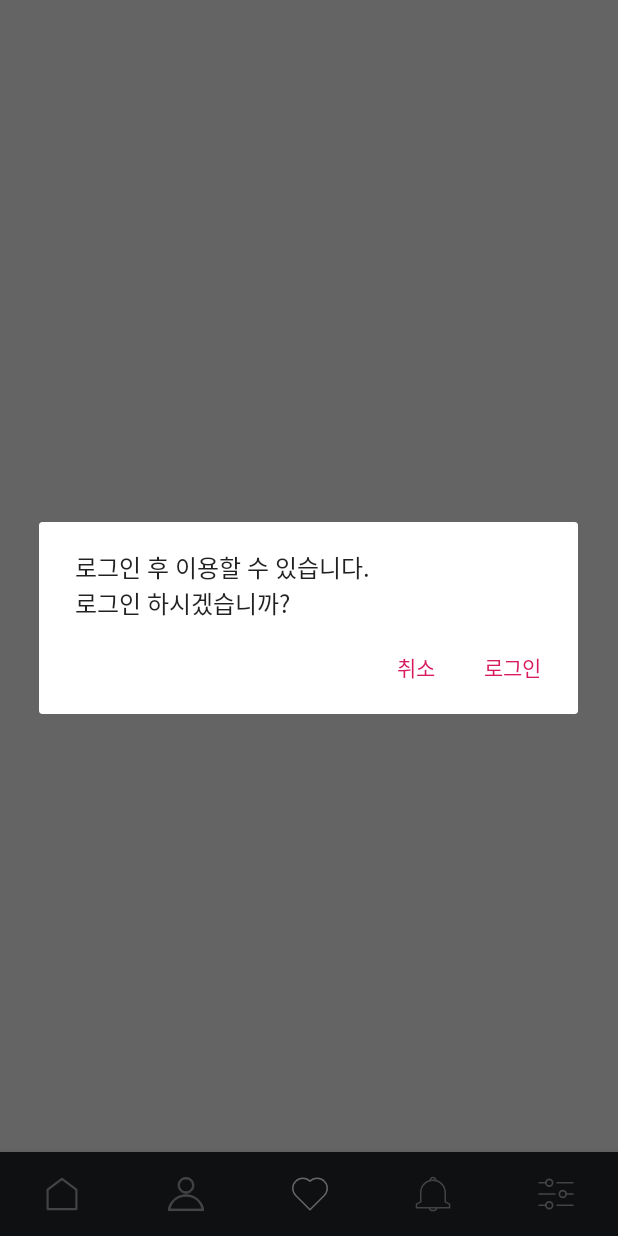
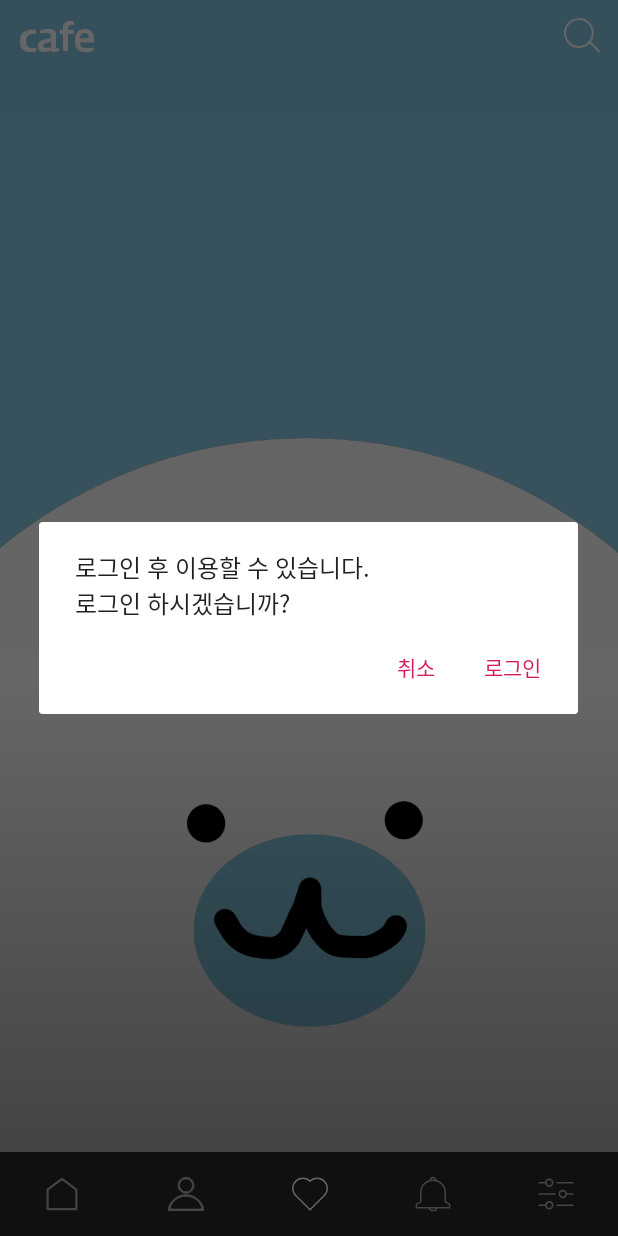
Before and after one commit to Ssioo/daum_cafe_mock_android_sio, an Android app: the fragment HomeFragment placed in its activity, item 2 of the bottom bar chosen, on a phone screen of 412 x 824 dp. Run offline under Robolectric (Android 15) with nearby library versions, the phone set to English and light mode, and no system bars; our stand-ins replace Firebase (no records; nobody signed in at launch, a user with empty details on screens opened directly); 1 statement that could not run was skipped.

Commit message:
19. ADD Layouts for Home fragment & ADD ViewPager setting For Popular Fragment

```diff
--- a/app/src/main/java/com/softsquared/softsquared_daum_cafe/src/BaseActivity.java
+++ b/app/src/main/java/com/softsquared/softsquared_daum_cafe/src/BaseActivity.java
@@ -4,6 +4,7 @@ import android.annotation.SuppressLint;
 import android.app.ProgressDialog;
 import android.content.Intent;
 import android.os.Bundle;
+import android.util.DisplayMetrics;
 import android.util.Log;
 import android.widget.Toast;
 
@@ -27,6 +28,8 @@ public class BaseActivity extends AppCompatActivity {
     public static FirebaseStorage firebaseStorage;
     public static StorageReference imageStorageRef;
     public static String fcmToken;
+
+    public static int dpUnit;
 
     public void showToast(String toast) {
         Toast.makeText(this, toast, Toast.LENGTH_SHORT).show();
@@ -63,6 +66,11 @@ public class BaseActivity extends AppCompatActivity {
     protected void onCreate(@Nullable Bundle savedInstanceState) {
         Log.i(TAG, "onCreate");
         super.onCreate(savedInstanceState);
+
+        // Constants - DP to PX
+        DisplayMetrics metrics = new DisplayMetrics();
+        getWindowManager().getDefaultDisplay().getMetrics(metrics);
+        dpUnit = (int) metrics.density;
 
         // FirebaseStorage 인스턴스
         firebaseStorage = FirebaseStorage.getInstance("gs://softsquared-784c1.appspot.com");
--- a/app/src/main/java/com/softsquared/softsquared_daum_cafe/src/main/MainActivity.java
+++ b/app/src/main/java/com/softsquared/softsquared_daum_cafe/src/main/MainActivity.java
@@ -1,11 +1,16 @@
 package com.softsquared.softsquared_daum_cafe.src.main;
 
 import android.content.DialogInterface;
+import android.graphics.Color;
 import android.os.Bundle;
+import android.util.TypedValue;
 import android.view.MenuItem;
+import android.view.ViewGroup;
+import android.widget.FrameLayout;
 
 import androidx.annotation.NonNull;
 import androidx.appcompat.app.AlertDialog;
+import androidx.coordinatorlayout.widget.CoordinatorLayout;
 
 import com.google.android.material.bottomnavigation.BottomNavigationView;
 import com.softsquared.softsquared_daum_cafe.R;
@@ -23,10 +28,13 @@ import static com.softsquared.softsquared_daum_cafe.src.ApplicationClass.isUserL
 public class MainActivity extends BaseActivity implements MainActivityView {
 
     private BottomNavigationView bottomNavMain;
+    private FrameLayout flMain;
 
+    private CoordinatorLayout.LayoutParams mLayoutParams;
     private AlertDialog mLoginAlert;
 
     private boolean FIRST_LOADING = true;
+    private int actionBarHeight = 0;
 
     @Override
     protected void onCreate(Bundle savedInstanceState) {
@@ -35,6 +43,7 @@ public class MainActivity extends BaseActivity implements MainActivityView {
 
         /* findViewByID */
         bottomNavMain = findViewById(R.id.bottomnav_main);
+        flMain = findViewById(R.id.frame_main);
 
 
         /* Init View */
@@ -56,10 +65,15 @@ public class MainActivity extends BaseActivity implements MainActivityView {
                 }).setCancelable(true).create();
 
         /* Bottom Navigation View */
+        bottomNavMain.setSelectedItemId(R.id.nav_popular);
         bottomNavMain.setOnNavigationItemSelectedListener(this);
-        bottomNavMain.setSelectedItemId(R.id.nav_popular);
+        bottomNavMain.setBackgroundColor(getColor(R.color.color_bottom_nav));
 
+        /* Constants */
         FIRST_LOADING = false;
+        TypedValue tv = new TypedValue();
+        if (getTheme().resolveAttribute(android.R.attr.actionBarSize, tv, true))
+            actionBarHeight = TypedValue.complexToDimensionPixelSize(tv.data, getResources().getDisplayMetrics());
     }
 
     @Override
@@ -78,32 +92,48 @@ public class MainActivity extends BaseActivity implements MainActivityView {
         showToast(message == null || message.isEmpty() ? getString(R.string.network_error) : message);
     }
 
+    private void setBottomNav(int marginBottom) {
+        mLayoutParams = new CoordinatorLayout.LayoutParams(ViewGroup.LayoutParams.MATCH_PARENT, ViewGroup.LayoutParams.MATCH_PARENT);
+        mLayoutParams.bottomMargin = marginBottom;
+        flMain.setLayoutParams(mLayoutParams);
+        if (marginBottom == 0) {
+            bottomNavMain.setBackgroundColor(Color.TRANSPARENT);
+        }
+        else
+            bottomNavMain.setBackgroundColor(getColor(R.color.color_bottom_nav));
+    }
+
     @Override
     public boolean onNavigationItemSelected(@NonNull MenuItem menuItem) {
         switch (menuItem.getItemId()) {
             case R.id.nav_home:
                 getSupportFragmentManager().beginTransaction().replace(R.id.frame_main, HomeFragment.newInstance(), "HOME").commit();
+                setBottomNav(0);
                 return true;
             case R.id.nav_mycafe:
+                setBottomNav(actionBarHeight);
                 if (!isUserLogin && !FIRST_LOADING) {
                     mLoginAlert.show();
                     return false;
-                } else if (isUserLogin){
+                } else if (isUserLogin) {
                     getSupportFragmentManager().beginTransaction().replace(R.id.frame_main, MyCafeFragment.newInstance(), "MYCAFE").commit();
                     return true;
                 }
             case R.id.nav_popular:
+                setBottomNav(actionBarHeight);
                 getSupportFragmentManager().beginTransaction().replace(R.id.frame_main, PopularFragment.newInstance(), "POPULAR").commit();
                 return true;
             case R.id.nav_notification:
+                setBottomNav(actionBarHeight);
                 if (!isUserLogin && !FIRST_LOADING) {
                     mLoginAlert.show();
                     return false;
-                } else if (isUserLogin){
+                } else if (isUserLogin) {
                     getSupportFragmentManager().beginTransaction().replace(R.id.frame_main, NotificationFragment.newInstance(), "NOTIFICATION").commit();
                     return true;
                 }
             case R.id.nav_setting:
+                setBottomNav(actionBarHeight);
                 getSupportFragmentManager().beginTransaction().replace(R.id.frame_main, SettingFragment.newInstance(), "SETTING").commit();
                 return true;
         }
--- a/app/src/main/java/com/softsquared/softsquared_daum_cafe/src/main/fragments/home/HomeFragment.java
+++ b/app/src/main/java/com/softsquared/softsquared_daum_cafe/src/main/fragments/home/HomeFragment.java
@@ -4,14 +4,17 @@ import android.os.Bundle;
 import android.view.LayoutInflater;
 import android.view.View;
 import android.view.ViewGroup;
+import android.widget.ImageView;
 
 import androidx.annotation.NonNull;
 import androidx.annotation.Nullable;
 
 import com.softsquared.softsquared_daum_cafe.R;
 import com.softsquared.softsquared_daum_cafe.src.BaseFragment;
+import com.softsquared.softsquared_daum_cafe.src.main.fragments.home.interfaces.HomeFragmentView;
+import com.softsquared.softsquared_daum_cafe.src.search.SearchActivity;
 
-public class HomeFragment extends BaseFragment {
+public class HomeFragment extends BaseFragment implements HomeFragmentView {
 
     public HomeFragment() {
     }
@@ -22,10 +25,28 @@ public class HomeFragment extends BaseFragment {
         return fragment;
     }
 
+    private ImageView ivSearch;
+
     @Nullable
     @Override
     public View onCreateView(@NonNull LayoutInflater inflater, @Nullable ViewGroup container, @Nullable Bundle savedInstanceState) {
         View view = inflater.inflate(R.layout.fragment_home, container, false);
+
+        /* findVIewByID */
+        ivSearch = view.findViewById(R.id.iv_search_home);
+
+        /* Set on Click Listener */
+        ivSearch.setOnClickListener(this);
+
         return view;
     }
+
+    @Override
+    public void onClick(View v) {
+        switch (v.getId()) {
+            case R.id.iv_search_home:
+                startNextActivity(SearchActivity.class);
+                break;
+        }
+    }
 }
--- /dev/null
+++ b/app/src/main/java/com/softsquared/softsquared_daum_cafe/src/main/fragments/home/interfaces/HomeFragmentView.java
@@ -0,0 +1,6 @@
+package com.softsquared.softsquared_daum_cafe.src.main.fragments.home.interfaces;
+
+import android.view.View;
+
+public interface HomeFragmentView extends View.OnClickListener {
+}
--- a/app/src/main/java/com/softsquared/softsquared_daum_cafe/src/main/fragments/popular/PopularFragment.java
+++ b/app/src/main/java/com/softsquared/softsquared_daum_cafe/src/main/fragments/popular/PopularFragment.java
@@ -2,7 +2,6 @@ package com.softsquared.softsquared_daum_cafe.src.main.fragments.popular;
 
 import android.content.Context;
 import android.os.Bundle;
-import android.util.DisplayMetrics;
 import android.view.LayoutInflater;
 import android.view.Menu;
 import android.view.MenuInflater;
@@ -36,6 +35,8 @@ import java.util.ArrayList;
 import java.util.Calendar;
 import java.util.Locale;
 
+import static com.softsquared.softsquared_daum_cafe.src.BaseActivity.dpUnit;
+
 public class PopularFragment extends BaseFragment implements PopularFragmentView {
 
     private Toolbar tbFavorite;
@@ -56,7 +57,6 @@ public class PopularFragment extends BaseFragment implements PopularFragmentView
 
     private Context mContext;
 
-    private int dpUnit;
     private int todayHour;
     private SimpleDateFormat sdfCurrentHour = new SimpleDateFormat("a hh:00", Locale.ENGLISH);
     private Calendar today;
@@ -64,6 +64,7 @@ public class PopularFragment extends BaseFragment implements PopularFragmentView
 
     // dummy
     private ArrayList<ArrayList<Article>> dummy = new ArrayList<>();
+    private CoordinatorLayout.LayoutParams vpLayoutParams;
 
     public PopularFragment() {
     }
@@ -84,10 +85,6 @@ public class PopularFragment extends BaseFragment implements PopularFragmentView
     public View onCreateView(@NonNull LayoutInflater inflater, @Nullable ViewGroup container, @Nullable Bundle savedInstanceState) {
         View view = inflater.inflate(R.layout.fragment_popular, container, false);
 
-        // Constants - DP to PX
-        DisplayMetrics metrics = new DisplayMetrics();
-        getActivity().getWindowManager().getDefaultDisplay().getMetrics(metrics);
-        dpUnit = (int) metrics.density;
 
         // Constants - Today
         today = Calendar.getInstance();
@@ -128,25 +125,25 @@ public class PopularFragment extends BaseFragment implements PopularFragmentView
 
         // dummy data
         ArrayList<Article> dummy1 = new ArrayList<>();
-        dummy1.add(new Article("과제 신나", "소프트스퀘어드" ,""));
-        dummy1.add(new Article("과제 신나", "소프트스퀘어드" ,""));
-        dummy1.add(new Article("과제 신나요", "소프트스퀘어드" ,""));
+        dummy1.add(new Article("과제 신나", "소프트스퀘어드", ""));
+        dummy1.add(new Article("과제 신나", "소프트스퀘어드", ""));
+        dummy1.add(new Article("과제 신나요", "소프트스퀘어드", ""));
         ArrayList<Article> dummy2 = new ArrayList<>();
-        dummy2.add(new Article("과제 신나", "소프트스퀘어드" ,""));
-        dummy2.add(new Article("과제 안 신나", "소프트스퀘어드" ,""));
-        dummy2.add(new Article("과제 신나", "소프트스퀘어드" ,""));
-        dummy2.add(new Article("과제 안 신나", "소프트스퀘어드" ,""));
+        dummy2.add(new Article("과제 신나", "소프트스퀘어드", ""));
+        dummy2.add(new Article("과제 안 신나", "소프트스퀘어드", ""));
+        dummy2.add(new Article("과제 신나", "소프트스퀘어드", ""));
+        dummy2.add(new Article("과제 안 신나", "소프트스퀘어드", ""));
         ArrayList<Article> dummy3 = new ArrayList<>();
-        dummy3.add(new Article("과제 안 신나", "소프트스퀘어드" ,""));
-        dummy3.add(new Article("신제 과나", "소프트스퀘어드" ,""));
-        dummy3.add(new Article("과나 신제", "소프트스퀘어드" ,""));
-        dummy3.add(new Article("과신 제나", "소프트스퀘어드" ,""));
-        dummy3.add(new Article("제과 신나", "소프트스퀘어드" ,""));
-        dummy3.add(new Article("제과 신나", "소프트스퀘어드" ,""));
-        dummy3.add(new Article("제과 신나", "소프트스퀘어드" ,""));
-        dummy3.add(new Article("제과 신나", "소프트스퀘어드" ,""));
-        dummy3.add(new Article("제과 신나", "소프트스퀘어드" ,""));
-        dummy3.add(new Article("제과 신나", "소프트스퀘어드" ,""));
+        dummy3.add(new Article("과제 안 신나", "소프트스퀘어드", ""));
+        dummy3.add(new Article("신제 과나", "소프트스퀘어드", ""));
+        dummy3.add(new Article("과나 신제", "소프트스퀘어드", ""));
+        dummy3.add(new Article("과신 제나", "소프트스퀘어드", ""));
+        dummy3.add(new Article("제과 신나", "소프트스퀘어드", ""));
+        dummy3.add(new Article("제과 신나", "소프트스퀘어드", ""));
+        dummy3.add(new Article("제과 신나", "소프트스퀘어드", ""));
+        dummy3.add(new Article("제과 신나", "소프트스퀘어드", ""));
+        dummy3.add(new Article("제과 신나", "소프트스퀘어드", ""));
+        dummy3.add(new Article("제과 신나", "소프트스퀘어드", ""));
         dummy.add(dummy1);
         dummy.add(dummy2);
         dummy.add(dummy3);
@@ -173,8 +170,6 @@ public class PopularFragment extends BaseFragment implements PopularFragmentView
 
         return view;
     }
-
-    private CoordinatorLayout.LayoutParams vpLayoutParams;
 
     @Override
     public boolean onOptionsItemSelected(@NonNull MenuItem item) {
@@ -207,12 +202,15 @@ public class PopularFragment extends BaseFragment implements PopularFragmentView
     public void onClick(View v) {
         switch (v.getId()) {
             case R.id.drawer_item1_popular:
+                vpPopular.setCurrentItem(150);
                 dlPopular.closeDrawers();
                 break;
             case R.id.drawer_item2_popular:
+                vpPopular.setCurrentItem(151);
                 dlPopular.closeDrawers();
                 break;
             case R.id.drawer_item3_popular:
+                vpPopular.setCurrentItem(152);
                 dlPopular.closeDrawers();
                 break;
         }
--- /dev/null
+++ b/app/src/main/res/drawable/foreground_gradient_grey.xml
@@ -0,0 +1,11 @@
+<?xml version="1.0" encoding="utf-8"?>
+<shape xmlns:android="http://schemas.android.com/apk/res/android">
+
+    <gradient
+        android:startColor="#55000000"
+        android:endColor="#09000000"
+        android:centerColor="#00000000"
+        android:angle="90"
+        android:centerY="40%" />
+
+</shape>
--- /dev/null
+++ b/app/src/main/res/drawable/ic_search_white.xml
@@ -0,0 +1,4 @@
+<vector android:height="24dp" android:viewportHeight="72.41"
+    android:viewportWidth="72.41" android:width="24dp" xmlns:android="http://schemas.android.com/apk/res/android">
+    <path android:fillColor="#FFFFFFFF" android:pathData="M71.82,65.71 L54.14,48a30.05,30.05 0,0 0,-46 -38.48,30.06 30.06,0 0,0 22,50.58l1,0a30,30 0,0 0,20.44 -9L69,68.53a2,2 0,0 0,2.82 0A2,2 0,0 0,71.82 65.71ZM31,56.1A26.06,26.06 0,0 1,29.17 4h0.91A26.06,26.06 0,0 1,31 56.1Z"/>
+</vector>
--- a/app/src/main/res/layout/fragment_home.xml
+++ b/app/src/main/res/layout/fragment_home.xml
@@ -1,11 +1,35 @@
 <?xml version="1.0" encoding="utf-8"?>
 <RelativeLayout xmlns:android="http://schemas.android.com/apk/res/android"
     android:layout_width="match_parent" android:layout_height="match_parent">
+    <ImageView
+        android:layout_width="match_parent"
+        android:layout_height="match_parent"
+        android:src="@drawable/background_angmond"
+        android:foreground="@drawable/foreground_gradient_grey"
+        android:scaleType="centerCrop" />
+
+    <ImageView
+        android:layout_width="wrap_content"
+        android:layout_height="wrap_content"
+        android:src="@drawable/ic_search_white"
+        android:id="@+id/iv_search_home"
+        android:layout_alignParentEnd="true"
+        android:layout_alignParentTop="true"
+        android:layout_marginTop="12dp"
+        android:layout_marginEnd="12dp" />
 
     <TextView
         android:layout_width="wrap_content"
         android:layout_height="wrap_content"
-        android:layout_centerInParent="true"
-        android:text="미구현 기능입니다." />
+        android:text="cafe"
+        android:textColor="@android:color/white"
+        android:textSize="24sp"
+        android:fontFamily="@font/daum_bold"
+        android:layout_alignParentStart="true"
+        android:layout_alignParentTop="true"
+        android:layout_marginTop="12dp"
+        android:layout_marginStart="12dp" />
+
+
 
 </RelativeLayout>
```
Also changed, not shown: app/src/main/res/drawable/background_angmond.png (added).
